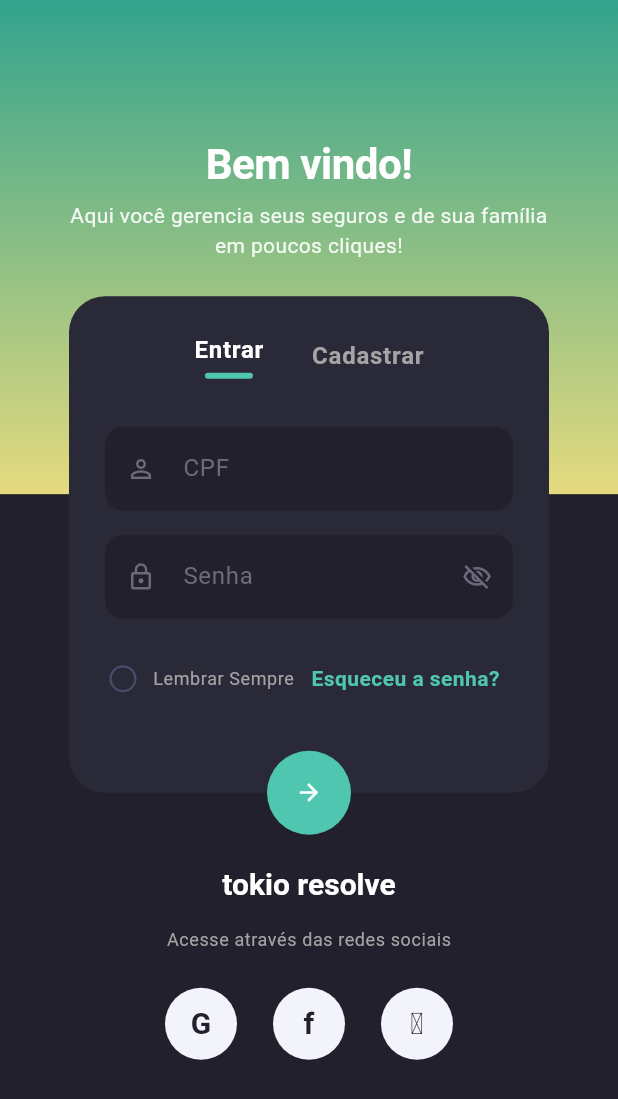
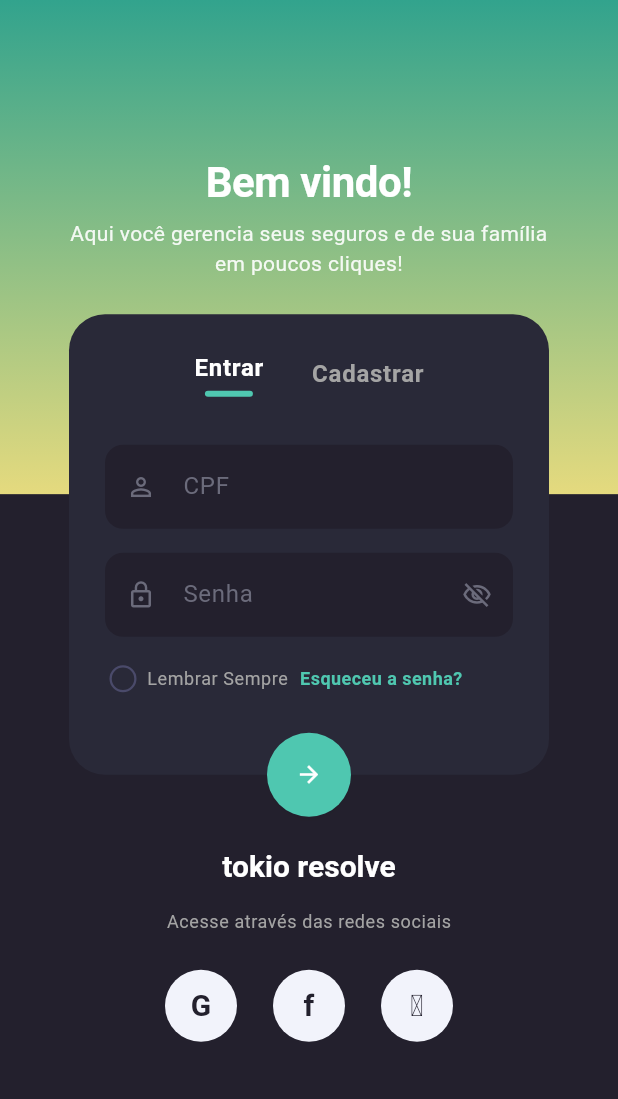
Before and after one commit to ArthurEDN/desafio_flutter, a Flutter app: the screen it shows after launch, on a phone screen of 412 x 824 dp. Shown: the top 1099 px of the screen. Run offline on Flutter 3.47's test engine with Material 3 defaults, Android fonts, the phone set to English and light mode, and no system bars; our stand-ins replace bloc, cloud_firestore, equatable, firebase_auth, firebase_core, flutter_bloc and 3 more; accounts and stored records are empty; network calls fail; Roboto replaces fonts that are missing (Poppins).

```diff
--- a/lib/presentation/auth/login/screens/login_screen.dart
+++ b/lib/presentation/auth/login/screens/login_screen.dart
@@ -313,6 +313,8 @@ class _LoginScreenState extends State<LoginScreen> {
   }
 
   Widget _buildOptionsRow(BuildContext context) {
+    final isMobile = AppDimens.isMobile(context);
+
     return Row(
       children: [
         SizedBox(
@@ -329,21 +331,43 @@ class _LoginScreenState extends State<LoginScreen> {
             activeColor: AppColors.accent,
           ),
         ),
-        const SizedBox(width: AppDimens.spacingSM),
-        Text(
+        SizedBox(width: isMobile ? AppDimens.spacingXS : AppDimens.spacingSM),
+        Flexible(
+          flex: isMobile ? 2 : 3,
+          child: Text(
             'Lembrar Sempre',
-          style: Theme.of(
-            context,
-          ).textTheme.bodySmall?.copyWith(color: AppColors.textSecondary),
+            style: Theme.of(context).textTheme.bodySmall?.copyWith(
+              color: AppColors.textSecondary,
+              fontSize: isMobile ? 12 : null,
             ),
-        const Spacer(),
-        TextButton(
+            overflow: TextOverflow.ellipsis,
+            maxLines: 1,
+          ),
+        ),
+        SizedBox(width: isMobile ? AppDimens.spacingXS : AppDimens.spacingSM),
+        Flexible(
+          flex: isMobile ? 2 : 2,
+          child: TextButton(
             onPressed: () => context.go(Routes.forgotPassword),
-          child: const Text(
+            style: TextButton.styleFrom(
+              padding: EdgeInsets.symmetric(
+                horizontal: isMobile
+                    ? AppDimens.paddingXS
+                    : AppDimens.paddingSM,
+              ),
+              minimumSize: Size.zero,
+              tapTargetSize: MaterialTapTargetSize.shrinkWrap,
+            ),
+            child: Text(
               'Esqueceu a senha?',
               style: TextStyle(
                 color: AppColors.accent,
                 fontWeight: FontWeight.bold,
+                fontSize: isMobile ? 12 : 16,
+              ),
+              overflow: TextOverflow.ellipsis,
+              maxLines: 1,
+              textAlign: TextAlign.right,
             ),
           ),
         ),
```
Also changed, not shown: 1 other file. Lines whose indentation alone changed are shown as unchanged.
